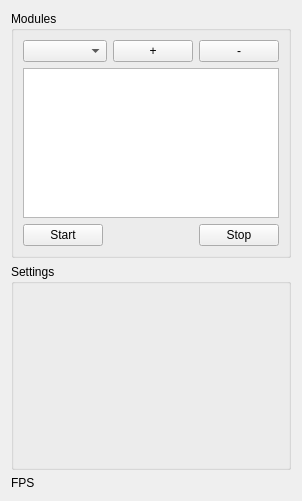
mcharmas/TouchTracer, file modulemanagerwidget.ui: the form before one commit.
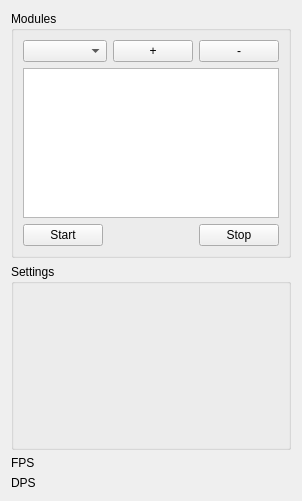
The form after the commit.

Diff of the .ui file:
```diff
--- a/modulemanagerwidget.ui
+++ b/modulemanagerwidget.ui
@@ -141,6 +141,19 @@
      </property>
     </widget>
    </item>
+   <item>
+    <widget class="QLabel" name="dpsLabel">
+     <property name="sizePolicy">
+      <sizepolicy hsizetype="Maximum" vsizetype="Maximum">
+       <horstretch>0</horstretch>
+       <verstretch>0</verstretch>
+      </sizepolicy>
+     </property>
+     <property name="text">
+      <string>DPS</string>
+     </property>
+    </widget>
+   </item>
   </layout>
  </widget>
  <resources/>
```
